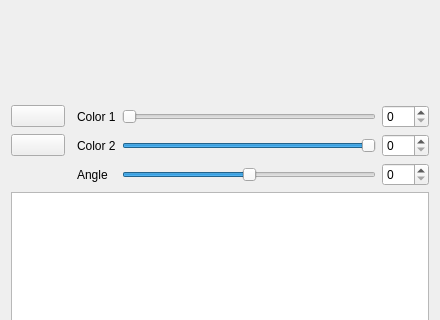
Qt form src/ui/gradientedit_ui.ui (KDE/kdenlive) before a commit; both pictures show x 0 to 440 and y 87 to 407 of the 440 by 537 pixel window.
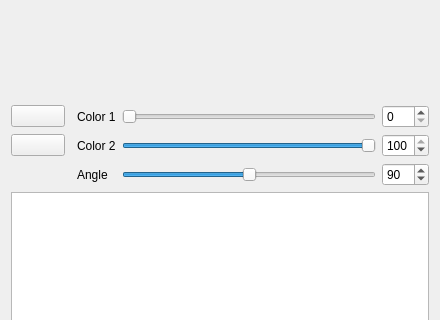
The same form after that commit. Icons and pictures are not drawn. Custom widgets are drawn as their Qt base class.

Commit message: Fix titler gradient editor resets orientation on edit

Patch:
```diff
--- a/src/ui/gradientedit_ui.ui
+++ b/src/ui/gradientedit_ui.ui
@@ -186,6 +186,9 @@
      <property name="maximum">
       <number>180</number>
      </property>
+     <property name="value">
+      <number>90</number>
+     </property>
     </widget>
    </item>
    <item row="4" column="0" colspan="6">
@@ -196,6 +199,9 @@
      <property name="maximum">
       <number>100</number>
      </property>
+     <property name="value">
+      <number>100</number>
+     </property>
     </widget>
    </item>
    <item row="1" column="5">
```
